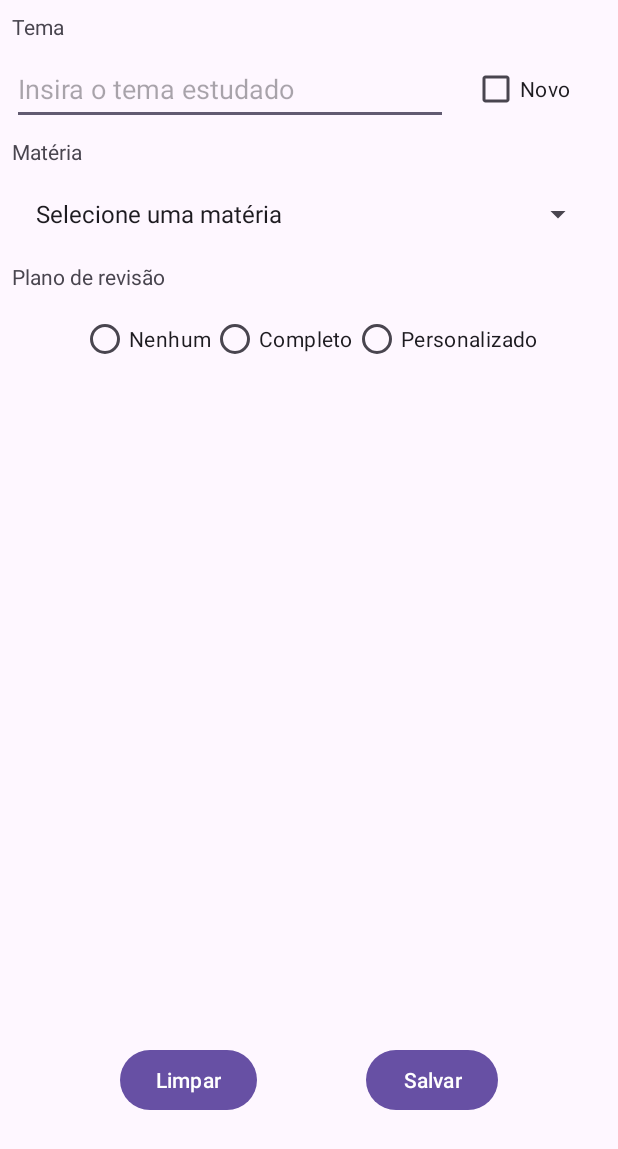
After one commit to AlisonCarv/Study_Spaced, an Android app: the layout activity_tema.xml on its own in the app's theme, with its tools: preview values and no code run, on a phone screen of 412 x 824 dp. The commit adds this screen. Shown: the top 1149 px of the screen. Run offline under Robolectric (Android 15) with nearby library versions, the phone set to English and light mode, and no system bars.

Commit message:
Entrega 01 finalizada.

```diff
--- a/app/src/main/AndroidManifest.xml
+++ b/app/src/main/AndroidManifest.xml
@@ -12,7 +12,7 @@
         android:supportsRtl="true"
         android:theme="@style/Theme.StudySpaced">
         <activity
-            android:name=".MainActivity"
+            android:name=".TemaActivity"
             android:exported="true">
             <intent-filter>
                 <action android:name="android.intent.action.MAIN" />
--- /dev/null
+++ b/app/src/main/res/layout/activity_tema.xml
@@ -0,0 +1,141 @@
+<?xml version="1.0" encoding="utf-8"?>
+<androidx.constraintlayout.widget.ConstraintLayout xmlns:android="http://schemas.android.com/apk/res/android"
+    xmlns:app="http://schemas.android.com/apk/res-auto"
+    xmlns:tools="http://schemas.android.com/tools"
+    android:id="@+id/main"
+    android:layout_width="match_parent"
+    android:layout_height="match_parent"
+    tools:context=".TemaActivity">
+
+    <TextView
+        android:id="@+id/textViewTema"
+        android:layout_width="wrap_content"
+        android:layout_height="wrap_content"
+        android:layout_marginStart="8dp"
+        android:layout_marginTop="8dp"
+        android:labelFor="@id/editTextTema"
+        android:text="@string/tema"
+        app:layout_constraintStart_toStartOf="parent"
+        app:layout_constraintTop_toTopOf="parent" />
+
+    <EditText
+        android:id="@+id/editTextTema"
+        android:layout_width="0dp"
+        android:layout_height="48dp"
+        android:layout_marginStart="8dp"
+        android:layout_marginTop="8dp"
+        android:ems="10"
+        android:hint="@string/hint_tema"
+        android:inputType="textCapSentences"
+        app:layout_constraintEnd_toStartOf="@+id/checkBoxTema"
+        app:layout_constraintHorizontal_bias="0.5"
+        app:layout_constraintHorizontal_chainStyle="spread_inside"
+        app:layout_constraintStart_toStartOf="parent"
+        app:layout_constraintTop_toBottomOf="@id/textViewTema" />
+
+    <TextView
+        android:id="@+id/textViewMateria"
+        android:layout_width="wrap_content"
+        android:layout_height="wrap_content"
+        android:layout_marginStart="8dp"
+        android:layout_marginTop="8dp"
+        android:labelFor="@id/spinnerMateria"
+        android:text="@string/materia"
+        app:layout_constraintStart_toStartOf="parent"
+        app:layout_constraintTop_toBottomOf="@id/editTextTema" />
+
+    <CheckBox
+        android:id="@+id/checkBoxTema"
+        android:layout_width="wrap_content"
+        android:layout_height="wrap_content"
+        android:layout_marginStart="16dp"
+        android:layout_marginTop="8dp"
+        android:layout_marginEnd="32dp"
+        android:text="@string/tema_estudado"
+        app:layout_constraintEnd_toEndOf="parent"
+        app:layout_constraintHorizontal_bias="0.5"
+        app:layout_constraintStart_toEndOf="@+id/editTextTema"
+        app:layout_constraintTop_toBottomOf="@+id/textViewTema" />
+
+    <TextView
+        android:id="@+id/textViewPlano"
+        android:layout_width="wrap_content"
+        android:layout_height="wrap_content"
+        android:layout_marginStart="8dp"
+        android:layout_marginTop="8dp"
+        android:labelFor="@id/RadioGroupPlano"
+        android:text="@string/planoNome"
+        app:layout_constraintStart_toStartOf="parent"
+        app:layout_constraintTop_toBottomOf="@+id/spinnerMateria" />
+
+    <RadioGroup
+        android:id="@+id/RadioGroupPlano"
+        android:layout_width="wrap_content"
+        android:layout_height="wrap_content"
+        android:layout_marginTop="8dp"
+        android:orientation="horizontal"
+        app:layout_constraintEnd_toEndOf="parent"
+        app:layout_constraintStart_toStartOf="parent"
+        app:layout_constraintTop_toBottomOf="@+id/textViewPlano">
+
+        <RadioButton
+            android:id="@+id/radioButtonNull"
+            android:layout_width="wrap_content"
+            android:layout_height="wrap_content"
+            android:text="@string/planoNenhum" />
+
+        <RadioButton
+            android:id="@+id/radioButtonCompleto"
+            android:layout_width="wrap_content"
+            android:layout_height="wrap_content"
+            android:text="@string/planoCompleto" />
+
+        <RadioButton
+            android:id="@+id/radioButtonPersonalizado"
+            android:layout_width="wrap_content"
+            android:layout_height="wrap_content"
+            android:text="@string/planoPersonalizado" />
+
+    </RadioGroup>
+
+    <Button
+        android:id="@+id/buttonLimpar"
+        android:layout_width="wrap_content"
+        android:layout_height="wrap_content"
+        android:layout_marginStart="80dp"
+        android:layout_marginBottom="80dp"
+        android:onClick="limparTema"
+        android:text="@string/limpar"
+        app:layout_constraintBottom_toBottomOf="parent"
+        app:layout_constraintEnd_toStartOf="@+id/buttonSalvar"
+        app:layout_constraintHorizontal_bias="0.5"
+        app:layout_constraintHorizontal_chainStyle="spread_inside"
+        app:layout_constraintStart_toStartOf="parent" />
+
+    <Button
+        android:id="@+id/buttonSalvar"
+        android:layout_width="wrap_content"
+        android:layout_height="wrap_content"
+        android:layout_marginEnd="80dp"
+        android:layout_marginBottom="80dp"
+        android:onClick="salvarTema"
+        android:text="@string/salvar"
+        app:layout_constraintBottom_toBottomOf="parent"
+        app:layout_constraintEnd_toEndOf="parent"
+        app:layout_constraintHorizontal_bias="0.5"
+        app:layout_constraintStart_toEndOf="@+id/buttonLimpar" />
+
+    <Spinner
+        android:id="@+id/spinnerMateria"
+        android:layout_width="0dp"
+        android:layout_height="48dp"
+        android:layout_marginStart="16dp"
+        android:layout_marginTop="8dp"
+        android:layout_marginEnd="16dp"
+        android:entries="@array/materias"
+        android:spinnerMode="dialog"
+        app:layout_constraintEnd_toEndOf="parent"
+        app:layout_constraintStart_toStartOf="parent"
+        app:layout_constraintTop_toBottomOf="@+id/textViewMateria" />
+
+</androidx.constraintlayout.widget.ConstraintLayout>
--- /dev/null
+++ b/app/src/main/res/values/arrays.xml
@@ -0,0 +1,18 @@
+<?xml version="1.0" encoding="utf-8"?>
+<resources>
+    <string-array name="materias">
+        <item>@string/vazio</item>
+        <item>@string/matematica</item>
+        <item>@string/portugues</item>
+        <item>@string/fisica</item>
+        <item>@string/quimica</item>
+        <item>@string/biologia</item>
+        <item>@string/historia</item>
+        <item>@string/geografia</item>
+        <item>@string/filosofia</item>
+        <item>@string/sociologia</item>
+        <item>@string/estrangeira</item>
+        <item>@string/artes</item>
+        <item>@string/redacao</item>
+    </string-array>
+</resources>
--- a/app/src/main/res/values/strings.xml
+++ b/app/src/main/res/values/strings.xml
@@ -1,3 +1,31 @@
 <resources>
     <string name="app_name">Study Spaced</string>
+    <string name="tema">Tema</string>
+    <string name="limpar">Limpar</string>
+    <string name="salvar">Salvar</string>
+    <string name="hint_tema">Insira o tema estudado</string>
+    <string name="materia">Matéria</string>
+    <string name="tema_limpo">Os campos foram limpos</string>
+    <string name="tema_salvo">Revisão agendada com sucesso!</string>
+    <string name="tema_estudado">Novo</string>
+    <string name="planoNenhum">Nenhum</string>
+    <string name="planoCompleto">Completo</string>
+    <string name="planoPersonalizado">Personalizado</string>
+    <string name="planoNome">Plano de revisão</string>
+    <string name="matematica">Matemática</string>
+    <string name="portugues">Português</string>
+    <string name="fisica">Física</string>
+    <string name="quimica">Química</string>
+    <string name="biologia">Biologia</string>
+    <string name="historia">História</string>
+    <string name="geografia">Geografia</string>
+    <string name="filosofia">Filosofia</string>
+    <string name="sociologia">Sociologia</string>
+    <string name="estrangeira">Língua Estrangeira</string>
+    <string name="artes">Artes</string>
+    <string name="redacao">Redação</string>
+    <string name="planoVazio">Selecione um plano de revisão</string>
+    <string name="vazio">Selecione uma matéria</string>
+    <string name="preencha_corretamente">Preencha corretamente</string>"
+
 </resources>
```
Also changed, not shown: app/src/main/java/br/edu/utfpr/alunos/alisonchristian/studyspaced/MainActivity.java (deleted, +0 -19 lines), app/src/main/java/br/edu/utfpr/alunos/alisonchristian/studyspaced/TemaActivity.java (added, +94 -0 lines), app/src/main/res/layout/activity_main.xml (deleted, +0 -19 lines).
